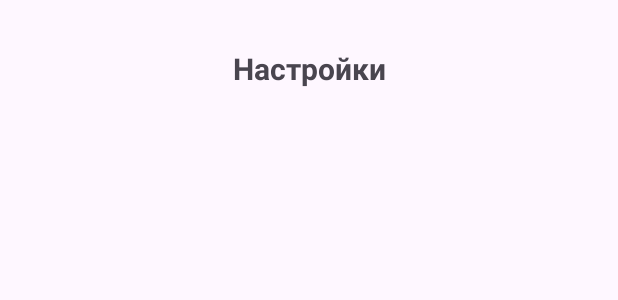
After one commit to Zadudoder/SPmHelper-Mobile, an Android app: the layout fragment_settings.xml on its own in the app's theme, with its tools: preview values and no code run, on a phone screen of 412 x 824 dp. The commit adds this screen. Shown: the top 300 px of the screen. Run offline under Robolectric (Android 15) with nearby library versions, the phone set to English and light mode, and no system bars.

Commit message:
feat: add some fragment

```diff
--- a/app/src/main/java/com/zadudoder/spmhelpermobile/CardAdapter.java
+++ b/app/src/main/java/com/zadudoder/spmhelpermobile/CardAdapter.java
@@ -6,6 +6,7 @@ import android.view.View;
 import android.view.ViewGroup;
 import androidx.annotation.NonNull;
 import androidx.recyclerview.widget.RecyclerView;
+
 import java.util.List;
 
 public class CardAdapter extends RecyclerView.Adapter<CardViewHolder> {
--- a/app/src/main/java/com/zadudoder/spmhelpermobile/CardViewHolder.java
+++ b/app/src/main/java/com/zadudoder/spmhelpermobile/CardViewHolder.java
@@ -7,6 +7,7 @@ import androidx.annotation.NonNull;
 import androidx.appcompat.app.AlertDialog;
 import androidx.fragment.app.FragmentActivity;
 import androidx.recyclerview.widget.RecyclerView;
+
 import org.json.JSONArray;
 import org.json.JSONException;
 import org.json.JSONObject;
--- /dev/null
+++ b/app/src/main/java/com/zadudoder/spmhelpermobile/Fragment/CallsFragment.java
@@ -0,0 +1,6 @@
+package com.zadudoder.spmhelpermobile.Fragment;
+
+import androidx.fragment.app.Fragment;
+
+public class CallsFragment extends Fragment {
+}
--- /dev/null
+++ b/app/src/main/java/com/zadudoder/spmhelpermobile/Fragment/ProfileFragment.java
@@ -0,0 +1,6 @@
+package com.zadudoder.spmhelpermobile.Fragment;
+
+import androidx.fragment.app.Fragment;
+
+public class ProfileFragment extends Fragment {
+}
--- /dev/null
+++ b/app/src/main/java/com/zadudoder/spmhelpermobile/Fragment/SettingsFragment.java
@@ -0,0 +1,6 @@
+package com.zadudoder.spmhelpermobile.Fragment;
+
+import androidx.fragment.app.Fragment;
+
+public class SettingsFragment extends Fragment {
+}
--- a/app/src/main/java/com/zadudoder/spmhelpermobile/TransfersFragment.java
+++ b/app/src/main/java/com/zadudoder/spmhelpermobile/Fragment/TransfersFragment.java
@@ -1,4 +1,4 @@
-package com.zadudoder.spmhelpermobile;
+package com.zadudoder.spmhelpermobile.Fragment;
 
 import android.content.Context;
 import android.content.SharedPreferences;
@@ -20,6 +20,9 @@ import androidx.fragment.app.Fragment;
 
 import com.google.android.material.textfield.TextInputEditText;
 import com.google.android.material.textfield.TextInputLayout;
+import com.zadudoder.spmhelpermobile.Card;
+import com.zadudoder.spmhelpermobile.R;
+
 import okhttp3.MediaType;
 import okhttp3.OkHttpClient;
 import okhttp3.Request;
--- /dev/null
+++ b/app/src/main/res/drawable/ic_call.xml
@@ -0,0 +1,5 @@
+<vector xmlns:android="http://schemas.android.com/apk/res/android" android:height="24dp" android:tint="#000000" android:viewportHeight="960" android:viewportWidth="960" android:width="24dp">
+
+    <path android:fillColor="@android:color/white" android:pathData="M640,440L640,320L520,320L520,240L640,240L640,120L720,120L720,240L840,240L840,320L720,320L720,440L640,440ZM798,840Q673,840 551,785.5Q429,731 329,631Q229,531 174.5,409Q120,287 120,162Q120,144 132,132Q144,120 162,120L324,120Q338,120 349,129.5Q360,139 362,152L388,292Q390,308 387,319Q384,330 376,338L279,436Q299,473 326.5,507.5Q354,542 387,574Q418,605 452,631.5Q486,658 524,680L618,586Q627,577 641.5,572.5Q656,568 670,570L808,598Q822,602 831,612.5Q840,623 840,636L840,798Q840,816 828,828Q816,840 798,840ZM241,360L307,294Q307,294 307,294Q307,294 307,294L290,200Q290,200 290,200Q290,200 290,200L201,200Q201,200 201,200Q201,200 201,200Q206,241 215,281Q224,321 241,360ZM599,718Q638,735 678.5,745Q719,755 760,758Q760,758 760,758Q760,758 760,758L760,670Q760,670 760,670Q760,670 760,670L666,651Q666,651 666,651Q666,651 666,651L599,718ZM241,360Q241,360 241,360Q241,360 241,360Q241,360 241,360Q241,360 241,360L241,360Q241,360 241,360Q241,360 241,360L241,360Q241,360 241,360Q241,360 241,360ZM599,718L599,718Q599,718 599,718Q599,718 599,718L599,718Q599,718 599,718Q599,718 599,718L599,718Q599,718 599,718Q599,718 599,718Q599,718 599,718Q599,718 599,718Z"/>
+
+</vector>
--- /dev/null
+++ b/app/src/main/res/drawable/ic_profile.xml
@@ -0,0 +1,5 @@
+<vector xmlns:android="http://schemas.android.com/apk/res/android" android:height="24dp" android:tint="#000000" android:viewportHeight="960" android:viewportWidth="960" android:width="24dp">
+
+    <path android:fillColor="@android:color/white" android:pathData="M234,684Q285,645 348,622.5Q411,600 480,600Q549,600 612,622.5Q675,645 726,684Q761,643 780.5,591Q800,539 800,480Q800,347 706.5,253.5Q613,160 480,160Q347,160 253.5,253.5Q160,347 160,480Q160,539 179.5,591Q199,643 234,684ZM480,520Q421,520 380.5,479.5Q340,439 340,380Q340,321 380.5,280.5Q421,240 480,240Q539,240 579.5,280.5Q620,321 620,380Q620,439 579.5,479.5Q539,520 480,520ZM480,880Q397,880 324,848.5Q251,817 197,763Q143,709 111.5,636Q80,563 80,480Q80,397 111.5,324Q143,251 197,197Q251,143 324,111.5Q397,80 480,80Q563,80 636,111.5Q709,143 763,197Q817,251 848.5,324Q880,397 880,480Q880,563 848.5,636Q817,709 763,763Q709,817 636,848.5Q563,880 480,880ZM480,800Q533,800 580,784.5Q627,769 666,740Q627,711 580,695.5Q533,680 480,680Q427,680 380,695.5Q333,711 294,740Q333,769 380,784.5Q427,800 480,800ZM480,440Q506,440 523,423Q540,406 540,380Q540,354 523,337Q506,320 480,320Q454,320 437,337Q420,354 420,380Q420,406 437,423Q454,440 480,440ZM480,380Q480,380 480,380Q480,380 480,380Q480,380 480,380Q480,380 480,380Q480,380 480,380Q480,380 480,380Q480,380 480,380Q480,380 480,380ZM480,740Q480,740 480,740Q480,740 480,740Q480,740 480,740Q480,740 480,740Q480,740 480,740Q480,740 480,740Q480,740 480,740Q480,740 480,740Z"/>
+
+</vector>
--- /dev/null
+++ b/app/src/main/res/drawable/ic_settings.xml
@@ -0,0 +1,5 @@
+<vector xmlns:android="http://schemas.android.com/apk/res/android" android:height="24dp" android:tint="#000000" android:viewportHeight="960" android:viewportWidth="960" android:width="24dp">
+
+    <path android:fillColor="@android:color/white" android:pathData="M370,880L354,752Q341,747 329.5,740Q318,733 307,725L188,775L78,585L181,507Q180,500 180,493.5Q180,487 180,480Q180,473 180,466.5Q180,460 181,453L78,375L188,185L307,235Q318,227 330,220Q342,213 354,208L370,80L590,80L606,208Q619,213 630.5,220Q642,227 653,235L772,185L882,375L779,453Q780,460 780,466.5Q780,473 780,480Q780,487 780,493.5Q780,500 778,507L881,585L771,775L653,725Q642,733 630,740Q618,747 606,752L590,880L370,880ZM440,800L519,800L533,694Q564,686 590.5,670.5Q617,655 639,633L738,674L777,606L691,541Q696,527 698,511.5Q700,496 700,480Q700,464 698,448.5Q696,433 691,419L777,354L738,286L639,328Q617,305 590.5,289.5Q564,274 533,266L520,160L441,160L427,266Q396,274 369.5,289.5Q343,305 321,327L222,286L183,354L269,418Q264,433 262,448Q260,463 260,480Q260,496 262,511Q264,526 269,541L183,606L222,674L321,632Q343,655 369.5,670.5Q396,686 427,694L440,800ZM482,620Q540,620 581,579Q622,538 622,480Q622,422 581,381Q540,340 482,340Q423,340 382.5,381Q342,422 342,480Q342,538 382.5,579Q423,620 482,620ZM480,480L480,480Q480,480 480,480Q480,480 480,480L480,480L480,480L480,480Q480,480 480,480Q480,480 480,480Q480,480 480,480Q480,480 480,480L480,480L480,480L480,480Q480,480 480,480Q480,480 480,480L480,480L480,480L480,480Q480,480 480,480Q480,480 480,480L480,480L480,480L480,480Q480,480 480,480Q480,480 480,480Q480,480 480,480Q480,480 480,480L480,480L480,480L480,480Q480,480 480,480Q480,480 480,480L480,480Z"/>
+
+</vector>
--- /dev/null
+++ b/app/src/main/res/layout/fragment_settings.xml
@@ -0,0 +1,17 @@
+<?xml version="1.0" encoding="utf-8"?>
+<LinearLayout xmlns:android="http://schemas.android.com/apk/res/android"
+    android:layout_width="match_parent"
+    android:layout_height="match_parent"
+    android:orientation="vertical"
+    android:padding="16dp">
+
+    <TextView
+        android:layout_width="match_parent"
+        android:layout_height="wrap_content"
+        android:text="Настройки"
+        android:gravity="center"
+        android:textSize="20sp"
+        android:textStyle="bold"
+        android:layout_marginTop="16dp" />
+
+</LinearLayout>
--- a/app/src/main/res/layout/fragment_transfers.xml
+++ b/app/src/main/res/layout/fragment_transfers.xml
@@ -5,7 +5,7 @@
     xmlns:tools="http://schemas.android.com/tools"
     android:layout_width="match_parent"
     android:layout_height="match_parent"
-    tools:context=".TransfersFragment">
+    tools:context=".Fragment.TransfersFragment">
 
     <ImageView
         android:id="@+id/imageView"
```
Also changed, not shown: app/src/main/java/com/zadudoder/spmhelpermobile/Fragment/CardsFragment.java (renamed from app/src/main/java/com/zadudoder/spmhelpermobile/CardsFragment.java, +5 -2 lines), app/src/main/java/com/zadudoder/spmhelpermobile/MainActivity.java (+30 -10 lines), app/src/main/res/layout/fragment_calls.xml (added, +17 -0 lines), app/src/main/res/layout/fragment_profile.xml (added, +17 -0 lines), app/src/main/res/menu/bottom_nav_menu.xml (+12 -0 lines).
